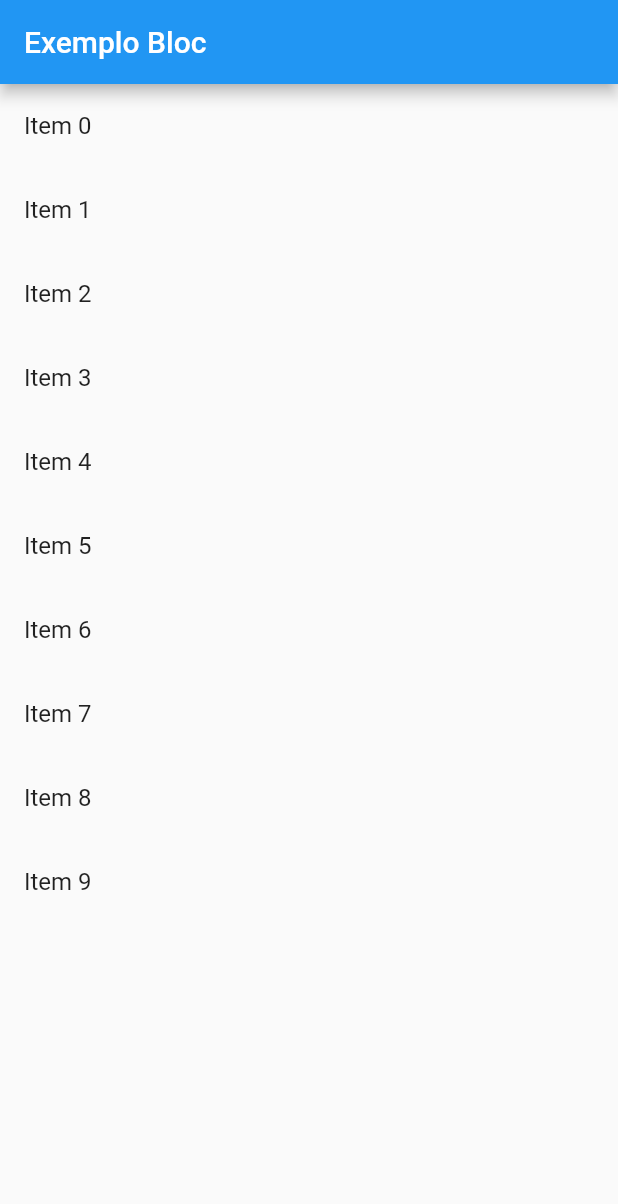
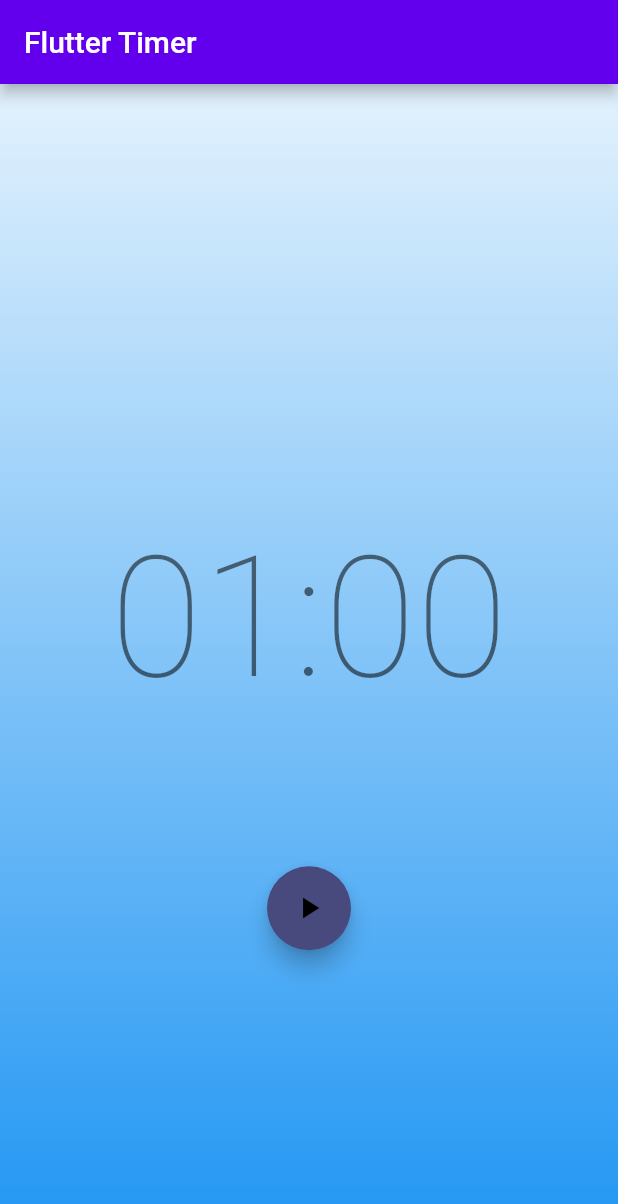
Before and after one commit to JhonatanRampim/bloc_tutorial, a Flutter app: the screen it shows after launch, on a phone screen of 412 x 824 dp. Shown: the top 1204 px of the screen. Run offline on Flutter 3.47's test engine with Material 2 defaults, Android fonts, the phone set to English and light mode, and no system bars; our stand-ins replace bloc, equatable, flutter_bloc.

Commit message:
timer ended

```diff
--- a/lib/main.dart
+++ b/lib/main.dart
@@ -1,4 +1,4 @@
-import 'package:bloc_tutorial/pages/home_page.dart';
+import 'package:bloc_tutorial/pages/timer_page.dart';
 import 'package:flutter/material.dart';
 
 void main() {
@@ -13,9 +13,12 @@ class MyApp extends StatelessWidget {
     return MaterialApp(
       title: 'Flutter Demo',
       theme: ThemeData(
-        primarySwatch: Colors.blue,
+        primaryColor: const Color.fromRGBO(109, 234, 255, 1),
+        colorScheme: const ColorScheme.light(
+          secondary: Color.fromRGBO(72, 74, 126, 1),
+        ),
       ),
-      home: const HomePage(),
+      home: const TimerPage(),
     );
   }
 }
--- a/lib/pages/bloc/home_bloc.dart
+++ /dev/null
@@ -1,7 +0,0 @@
-import 'package:bloc_tutorial/pages/bloc/home_event.dart';
-import 'package:bloc_tutorial/pages/bloc/home_state.dart';
-import 'package:flutter_bloc/flutter_bloc.dart';
-
-class HomeBloc extends Bloc<HomeEvent, HomeState> {
-  HomeBloc(HomeState initialState) : super(initialState);
-}
--- a/lib/pages/bloc/home_event.dart
+++ /dev/null
@@ -1,13 +0,0 @@
-import 'package:equatable/equatable.dart';
-
-class HomeEvent extends Equatable {
-  @override
-  // TODO: implement props
-  List<Object?> get props => [];
-}
-
-class HomeFetchList extends HomeEvent {}
-
-class HomeFetchListWithError extends HomeEvent {}
-
-class HomeFetchListWithEmptyList extends HomeEvent {}
--- a/lib/pages/bloc/home_state.dart
+++ /dev/null
@@ -1,23 +0,0 @@
-import 'package:equatable/equatable.dart';
-
-class HomeState extends Equatable {
-  @override
-  // TODO: implement props
-  List<Object?> get props => throw UnimplementedError();
-}
-
-class HomeLoadingState extends HomeState {}
-
-class HomeErrorState extends HomeState {
-  final String message;
-
-  HomeErrorState({required this.message});
-}
-
-class HomeStateLoaded extends HomeState {
-  final List<String> list;
-
-  HomeStateLoaded({required this.list});
-}
-
-class HomeStateEmptyList extends HomeState {}
--- /dev/null
+++ b/lib/pages/bloc/timer_bloc.dart
@@ -0,0 +1,66 @@
+import 'dart:async';
+
+import 'package:bloc/bloc.dart';
+import 'package:equatable/equatable.dart';
+
+import '../../ticker.dart';
+
+part 'timer_event.dart';
+part 'timer_state.dart';
+
+class TimerBloc extends Bloc<TimerEvent, TimerState> {
+  final Ticker _ticker;
+  static const int _duration = 60;
+
+  StreamSubscription<int>? _tickerSubscription;
+
+  TimerBloc({required Ticker ticker})
+      : _ticker = ticker,
+        super(const TimerInitial(_duration)) {
+    on<TimerStarted>(_onStarted);
+    on<TimerPaused>(_onPaused);
+    on<TimerResumed>(_onResumed);
+    on<TimerReset>(_onReset);
+    on<TimerTicked>(_onTicked);
+  }
+  @override
+  Future<void> close() {
+    _tickerSubscription?.cancel();
+    return super.close();
+  }
+
+  void _onStarted(TimerStarted event, Emitter<TimerState> emit) {
+    emit(TimerRunInProgress(event.duration));
+    _tickerSubscription?.cancel();
+    _tickerSubscription = _ticker
+        .tick(ticks: event.duration)
+        .listen((duration) => add(TimerTicked(duration: duration)));
+  }
+
+  void _onPaused(TimerPaused event, Emitter<TimerState> emit) {
+    if (state is TimerRunInProgress) {
+      _tickerSubscription?.pause();
+      emit(TimerRunPause(state.duration));
+    }
+  }
+
+  void _onResumed(TimerResumed resume, Emitter<TimerState> emit) {
+    if (state is TimerRunPause) {
+      _tickerSubscription?.resume();
+      emit(TimerRunInProgress(state.duration));
+    }
+  }
+
+  void _onReset(TimerReset event, Emitter<TimerState> emit) {
+    _tickerSubscription?.cancel();
+    emit(const TimerInitial(_duration));
+  }
+
+  void _onTicked(TimerTicked event, Emitter<TimerState> emit) {
+    emit(
+      event.duration > 0
+          ? TimerRunInProgress(event.duration)
+          : const TimerRunComplete(),
+    );
+  }
+}
--- /dev/null
+++ b/lib/pages/bloc/timer_event.dart
@@ -0,0 +1,33 @@
+part of 'timer_bloc.dart';
+
+abstract class TimerEvent extends Equatable {
+  const TimerEvent();
+
+  @override
+  List<Object> get props => [];
+}
+
+class TimerStarted extends TimerEvent {
+  const TimerStarted({required this.duration});
+  final int duration;
+}
+
+class TimerPaused extends TimerEvent {
+  const TimerPaused();
+}
+
+class TimerResumed extends TimerEvent {
+  const TimerResumed();
+}
+
+class TimerReset extends TimerEvent {
+  const TimerReset();
+}
+
+class TimerTicked extends TimerEvent {
+  const TimerTicked({required this.duration});
+  final int duration;
+
+  @override
+  List<Object> get props => [duration];
+}
--- /dev/null
+++ b/lib/pages/bloc/timer_state.dart
@@ -0,0 +1,35 @@
+part of 'timer_bloc.dart';
+
+abstract class TimerState extends Equatable {
+  final int duration;
+
+  const TimerState(this.duration);
+
+  @override
+  List<Object> get props => [duration];
+}
+
+class TimerInitial extends TimerState {
+  const TimerInitial(int duration) : super(duration);
+
+  @override
+  String toString() => 'TimerInitial { duration: $duration }';
+}
+
+class TimerRunPause extends TimerState {
+  const TimerRunPause(int duration) : super(duration);
+
+  @override
+  String toString() => 'TimerRunPause { duration: $duration }';
+}
+
+class TimerRunInProgress extends TimerState {
+  const TimerRunInProgress(int duration) : super(duration);
+
+  @override
+  String toString() => 'TimerRunInProgress { duration: $duration }';
+}
+
+class TimerRunComplete extends TimerState {
+  const TimerRunComplete() : super(0);
+}
--- a/lib/pages/home_page.dart
+++ /dev/null
@@ -1,21 +0,0 @@
-import 'package:flutter/material.dart';
-
-class HomePage extends StatelessWidget {
-  const HomePage({Key? key}) : super(key: key);
-
-  @override
-  Widget build(BuildContext context) {
-    return Scaffold(
-      appBar: AppBar(
-        title: const Text('Exemplo Bloc'),
-      ),
-      body: ListView.builder(
-          itemCount: 10,
-          itemBuilder: (context, index) {
-            return ListTile(
-              title: Text('Item $index'),
-            );
-          }),
-    );
-  }
-}
--- /dev/null
+++ b/lib/pages/timer_page.dart
@@ -0,0 +1,134 @@
+import 'package:bloc_tutorial/pages/bloc/timer_bloc.dart';
+import 'package:flutter/material.dart';
+import 'package:flutter/widgets.dart';
+import 'package:flutter_bloc/flutter_bloc.dart';
+
+import '../ticker.dart';
+
+class TimerPage extends StatelessWidget {
+  const TimerPage({Key? key}) : super(key: key);
+
+  @override
+  Widget build(BuildContext context) {
+    return BlocProvider(
+      create: (_) => TimerBloc(ticker: const Ticker()),
+      child: const TimerView(),
+    );
+  }
+}
+
+class TimerView extends StatelessWidget {
+  const TimerView({Key? key}) : super(key: key);
+  @override
+  Widget build(BuildContext context) {
+    return Scaffold(
+      appBar: AppBar(title: const Text('Flutter Timer')),
+      body: Stack(
+        children: [
+          const Background(),
+          Column(
+            mainAxisAlignment: MainAxisAlignment.center,
+            crossAxisAlignment: CrossAxisAlignment.center,
+            children: const <Widget>[
+              Padding(
+                padding: EdgeInsets.symmetric(vertical: 100.0),
+                child: Center(child: TimerText()),
+              ),
+              Actions(),
+            ],
+          ),
+        ],
+      ),
+    );
+  }
+}
+
+class TimerText extends StatelessWidget {
+  const TimerText({Key? key}) : super(key: key);
+  @override
+  Widget build(BuildContext context) {
+    final duration = context.select((TimerBloc bloc) => bloc.state.duration);
+    final minutesStr =
+        ((duration / 60) % 60).floor().toString().padLeft(2, '0');
+    final secondsStr = (duration % 60).floor().toString().padLeft(2, '0');
+    return Text(
+      '$minutesStr:$secondsStr',
+      style: Theme.of(context).textTheme.headline1,
+    );
+  }
+}
+
+class Actions extends StatelessWidget {
+  const Actions({Key? key}) : super(key: key);
+  @override
+  Widget build(BuildContext context) {
+    return BlocBuilder<TimerBloc, TimerState>(
+      buildWhen: (prev, state) => prev.runtimeType != state.runtimeType,
+      builder: (context, state) {
+        return Row(
+          mainAxisAlignment: MainAxisAlignment.spaceEvenly,
+          children: [
+            if (state is TimerInitial) ...[
+              FloatingActionButton(
+                child: const Icon(Icons.play_arrow),
+                onPressed: () => context
+                    .read<TimerBloc>()
+                    .add(TimerStarted(duration: state.duration)),
+              ),
+            ],
+            if (state is TimerRunInProgress) ...[
+              FloatingActionButton(
+                child: const Icon(Icons.pause),
+                onPressed: () =>
+                    context.read<TimerBloc>().add(const TimerPaused()),
+              ),
+              FloatingActionButton(
+                child: const Icon(Icons.replay),
+                onPressed: () =>
+                    context.read<TimerBloc>().add(const TimerReset()),
+              ),
+            ],
+            if (state is TimerRunPause) ...[
+              FloatingActionButton(
+                child: const Icon(Icons.play_arrow),
+                onPressed: () =>
+                    context.read<TimerBloc>().add(const TimerResumed()),
+              ),
+              FloatingActionButton(
+                child: const Icon(Icons.replay),
+                onPressed: () =>
+                    context.read<TimerBloc>().add(const TimerReset()),
+              ),
+            ],
+            if (state is TimerRunComplete) ...[
+              FloatingActionButton(
+                child: const Icon(Icons.replay),
+                onPressed: () =>
+                    context.read<TimerBloc>().add(const TimerReset()),
+              ),
+            ]
+          ],
+        );
+      },
+    );
+  }
+}
+
+class Background extends StatelessWidget {
+  const Background({Key? key}) : super(key: key);
+  @override
+  Widget build(BuildContext context) {
+    return Container(
+      decoration: BoxDecoration(
+        gradient: LinearGradient(
+          begin: Alignment.topCenter,
+          end: Alignment.bottomCenter,
+          colors: [
+            Colors.blue.shade50,
+            Colors.blue.shade500,
+          ],
+        ),
+      ),
+    );
+  }
+}
```
